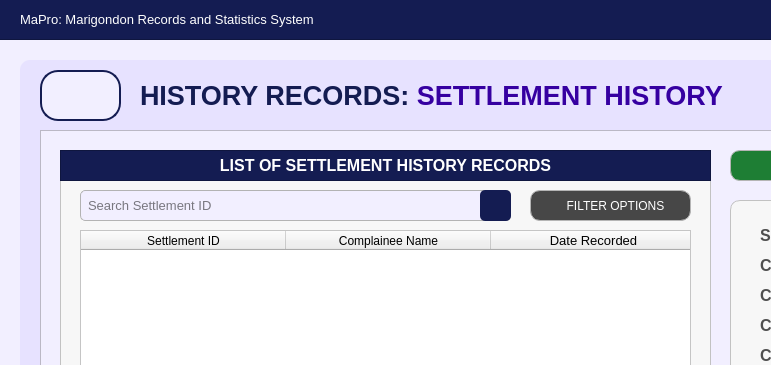
This is Resources/UIs/MainPages/HistoryRecordPages/settlement_history.ui in Yohhannn/Barangay-Records-Statistics-System as Qt 5 draws it before an edit; both pictures show x 0 to 771 and y 0 to 365 of the 1348 by 850 pixel window. The edited form follows.
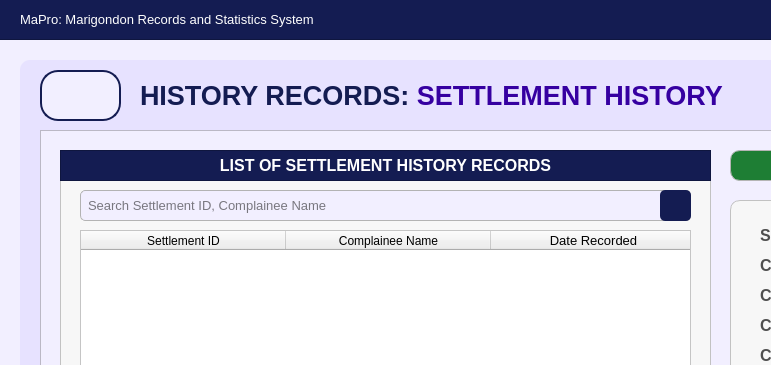
This is the edited form. Icons and pictures are not drawn.

Commit message: drafted-filter-option-sett

What changed in the file:
```diff
--- a/Resources/UIs/MainPages/HistoryRecordPages/settlement_history.ui
+++ b/Resources/UIs/MainPages/HistoryRecordPages/settlement_history.ui
@@ -287,7 +287,7 @@
        <rect>
         <x>20</x>
         <y>40</y>
-        <width>431</width>
+        <width>611</width>
         <height>31</height>
        </rect>
       </property>
@@ -311,13 +311,13 @@
        <string/>
       </property>
       <property name="placeholderText">
-       <string>Search Settlement ID</string>
+       <string>Search Settlement ID, Complainee Name</string>
       </property>
      </widget>
      <widget class="QPushButton" name="histrec_SettlementID_buttonSearch">
       <property name="geometry">
        <rect>
-        <x>420</x>
+        <x>600</x>
         <y>40</y>
         <width>31</width>
         <height>31</height>
@@ -470,61 +470,6 @@
        </property>
       </column>
      </widget>
-     <widget class="QPushButton" name="settlementhistoryList_buttonFilter">
-      <property name="geometry">
-       <rect>
-        <x>470</x>
-        <y>40</y>
-        <width>161</width>
-        <height>31</height>
-       </rect>
-      </property>
-      <property name="font">
-       <font>
-        <family>Arial</family>
-        <pointsize>9</pointsize>
-       </font>
-      </property>
-      <property name="cursor">
-       <cursorShape>PointingHandCursor</cursorShape>
-      </property>
-      <property name="focusPolicy">
-       <enum>Qt::FocusPolicy::NoFocus</enum>
-      </property>
-      <property name="styleSheet">
-       <string notr="true">#settlementhistoryList_buttonFilter {
-    background-color:  #474747;
-    color: white;
-    border: 1px solid #b5b5b5;
-    border-radius: 10px;
-    padding: 10px; 
-}
-
-#settlementhistoryList_buttonFilter:hover {
-    background-color: #636363;
-    color: white; 
-}
-
-#settlementhistoryList_buttonFilter:pressed {
-    background-color: #bfbfbf;
-    color: white; 
-}
-</string>
-      </property>
-      <property name="text">
-       <string>   FILTER OPTIONS</string>
-      </property>
-      <property name="icon">
-       <iconset>
-        <normaloff>../../../Assets/FuncIcons/icon_filter.svg</normaloff>../../../Assets/FuncIcons/icon_filter.svg</iconset>
-      </property>
-      <property name="iconSize">
-       <size>
-        <width>18</width>
-        <height>18</height>
-       </size>
-      </property>
-     </widget>
     </widget>
     <widget class="QPushButton" name="histrec_settlementhistory_button_remove">
      <property name="geometry">
```
